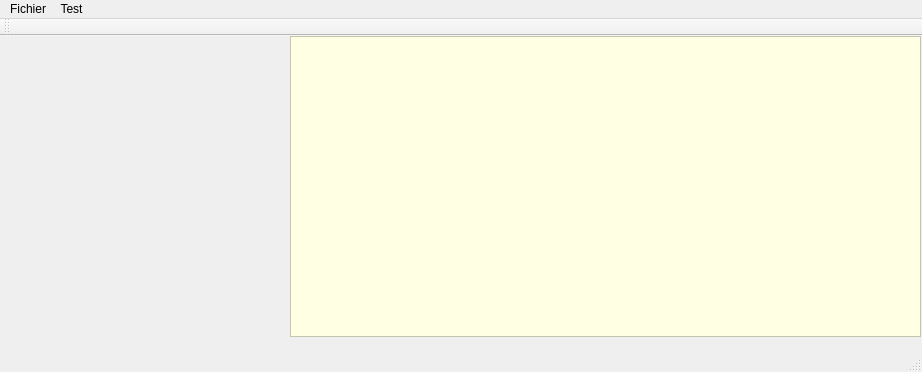
Above: Menu/mainwindow.ui from TheoMichaud/Apprendre_QT before the change. Below: the same form after it.
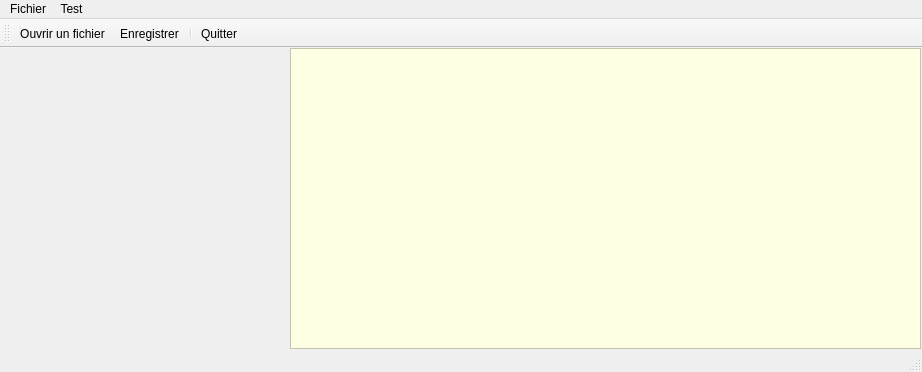
That is the form after the change. Icons and pictures are not drawn.

Commit message: mise à jour icon + ouvrir un fichier

The edit to the form file:
```diff
--- a/Menu/mainwindow.ui
+++ b/Menu/mainwindow.ui
@@ -91,6 +91,10 @@
    <attribute name="toolBarBreak">
     <bool>false</bool>
    </attribute>
+   <addaction name="actionOuvrir"/>
+   <addaction name="actionEnregistrer"/>
+   <addaction name="separator"/>
+   <addaction name="actionQuitter"/>
   </widget>
   <widget class="QStatusBar" name="statusBar"/>
   <action name="actionOuvrir">
@@ -128,6 +132,15 @@
     <string>Sélectionner une police</string>
    </property>
   </action>
+  <action name="actionEnregistrer">
+   <property name="icon">
+    <iconset resource="ressource1.qrc">
+     <normaloff>:/menu/Save-icon.png</normaloff>:/menu/Save-icon.png</iconset>
+   </property>
+   <property name="text">
+    <string>Enregistrer</string>
+   </property>
+  </action>
  </widget>
  <layoutdefault spacing="6" margin="11"/>
  <resources>
```
Left out of the diff: 13 changed lines with no effect on the pictures. The commit also changes 8 other files.
